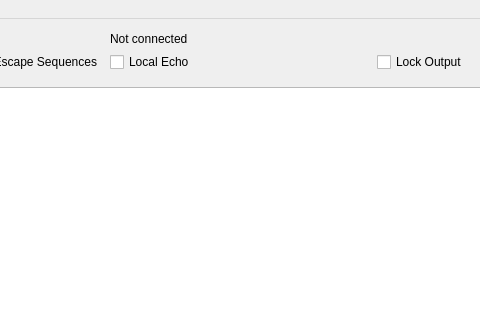
Qt form tinycom/tinycom.ui (digitalpeer/tinycom) before a commit; both pictures show x 113 to 593 and y 0 to 320 of the 759 by 679 pixel window.
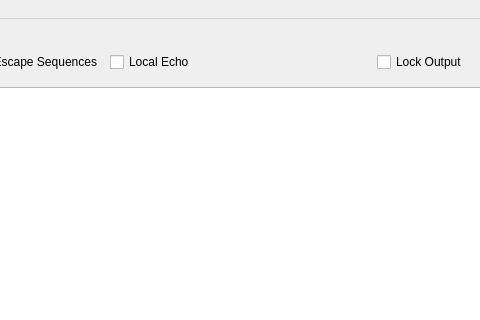
The same form after that commit. Icons and pictures are not drawn. Custom widgets are drawn as their Qt base class.

Commit message: Put all connect status in status bar

What changed in the file:
```diff
--- a/tinycom/tinycom.ui
+++ b/tinycom/tinycom.ui
@@ -49,13 +49,6 @@
         </property>
        </widget>
       </item>
-      <item row="0" column="1">
-       <widget class="QLabel" name="serial_str">
-        <property name="text">
-         <string>Not connected</string>
-        </property>
-       </widget>
-      </item>
       <item row="0" column="0">
        <widget class="QPushButton" name="btn_open">
         <property name="sizePolicy">
```
The commit also changes 1 other file.
